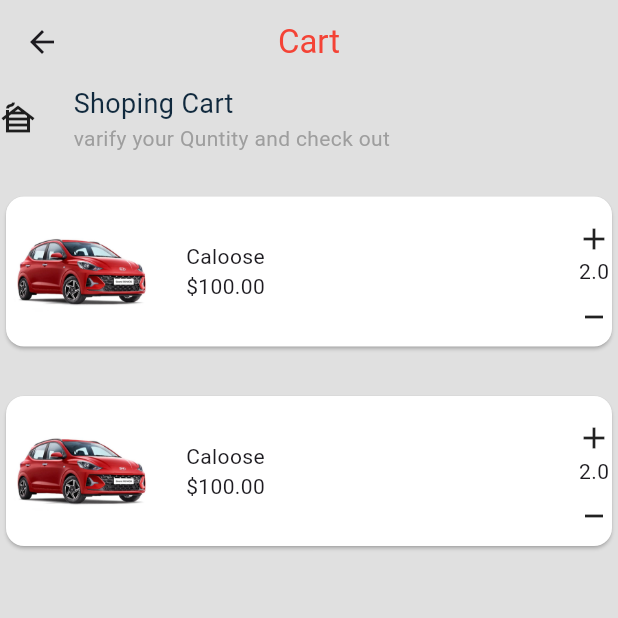
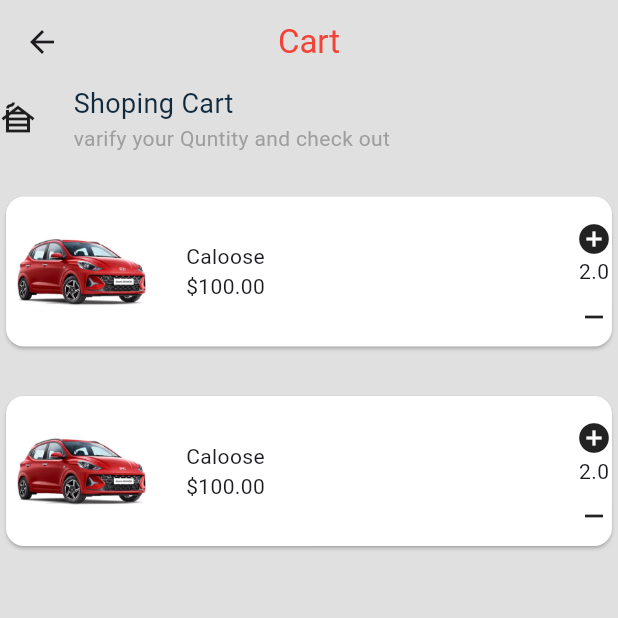
Before and after one commit to eyobderese/UGR-6771-14-LAB-Exercises, a Flutter app: the screen it shows after launch, on a phone screen of 412 x 824 dp, the top half of it. Run offline on Flutter 3.47's test engine with Material 3 defaults, Android fonts, the phone set to English and light mode, and no system bars; our stand-ins replace font_awesome_flutter.

Commit message:
adding padding

```diff
--- a/WidgitExercise1/lib/main.dart
+++ b/WidgitExercise1/lib/main.dart
@@ -14,10 +14,12 @@ class MyApp extends StatelessWidget {
     return MaterialApp(
       home: Scaffold(
         appBar: AppBar(
-          leading: Icon(Icons.backpack),
+          leading: Icon(Icons.arrow_back),
           actions: [Icon(Icons.download_for_offline), Icon(Icons.settings)],
         ),
         body: SafeArea(
+            child: Container(
+          padding: EdgeInsets.all(10),
           child: Column(
             mainAxisAlignment: MainAxisAlignment.start,
             crossAxisAlignment: CrossAxisAlignment.stretch,
@@ -168,6 +170,7 @@ class MyApp extends StatelessWidget {
                 ],
               ),
             ],
+          ),
         )),
       ),
     );
--- a/WidigitExercise2/lib/main.dart
+++ b/WidigitExercise2/lib/main.dart
@@ -132,7 +132,11 @@ class ReusableCard extends StatelessWidget {
               ],
             ),
             Column(
-              children: [Icon(Icons.add), Text("2.0"), Icon(Icons.minimize)],
+              children: [
+                Icon(Icons.add_circle),
+                Text("2.0"),
+                Icon(Icons.minimize)
+              ],
             )
           ],
         ));
```
Lines whose indentation alone changed are shown as unchanged.
